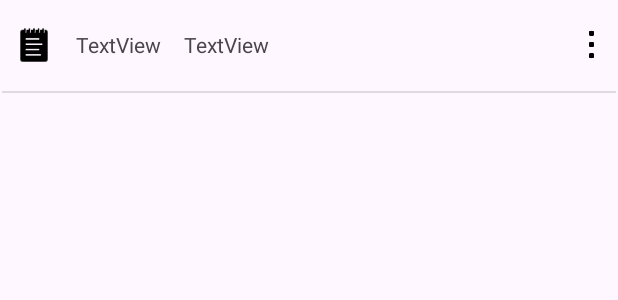
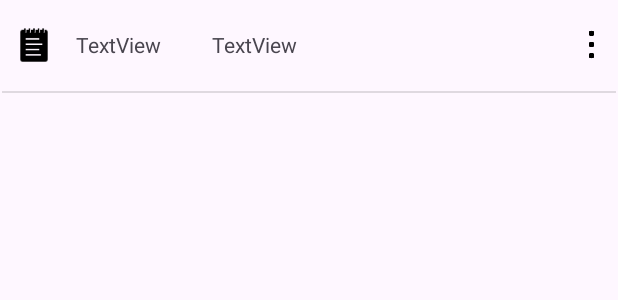
Before and after one commit to abidiwael94/Note-App-Mobile, an Android app: the layout item_note.xml on its own in the app's theme, with its tools: preview values and no code run, on a phone screen of 412 x 824 dp. Shown: the top 300 px of the screen. Run offline under Robolectric (Android 15) with nearby library versions, the phone set to English and light mode, and no system bars.

Commit message:
use startActivityForResult instead of startActivity with code 1 to refsresh list after finish create note view

```diff
--- a/app/src/main/java/com/example/note_app_mobile/activities/CreateNoteActivity.java
+++ b/app/src/main/java/com/example/note_app_mobile/activities/CreateNoteActivity.java
@@ -70,6 +70,7 @@ public class CreateNoteActivity extends AppCompatActivity {
         notesRef.child(noteId).setValue(newNote)
                 .addOnSuccessListener(aVoid -> {
                     Log.d("CreateNoteActivity", "Note saved successfully");
+                    setResult(RESULT_OK);
                     finish(); // Optional: Close the activity after saving
                 })
                 .addOnFailureListener(e -> {
--- a/app/src/main/res/layout/item_note.xml
+++ b/app/src/main/res/layout/item_note.xml
@@ -17,25 +17,27 @@
 
     <TextView
         android:id="@+id/noteTitle"
-        android:layout_width="wrap_content"
+        android:layout_width="75dp"
         android:layout_height="20dp"
         android:layout_marginStart="15dp"
         android:layout_marginTop="20dp"
         android:text="TextView"
         app:layout_constraintStart_toEndOf="@+id/noteIcon"
-        app:layout_constraintTop_toTopOf="parent" />
+        app:layout_constraintTop_toTopOf="parent"
+        android:maxLines="1"
+        android:ellipsize="end" />
 
     <TextView
         android:id="@+id/noteContent"
-        android:layout_width="235dp"
+        android:layout_width="210dp"
         android:layout_height="wrap_content"
         android:layout_marginStart="15dp"
         android:layout_marginTop="20dp"
+        android:ellipsize="end"
+        android:maxLines="1"
         android:text="TextView"
         app:layout_constraintStart_toEndOf="@+id/noteTitle"
-        app:layout_constraintTop_toTopOf="parent"
-        android:maxLines="1"
-        android:ellipsize="end"/>
+        app:layout_constraintTop_toTopOf="parent" />
 
     <ImageButton
         android:id="@+id/noteAction"
```
Also changed, not shown: app/src/main/java/com/example/note_app_mobile/activities/NoteActivity.java (+10 -1 lines).
